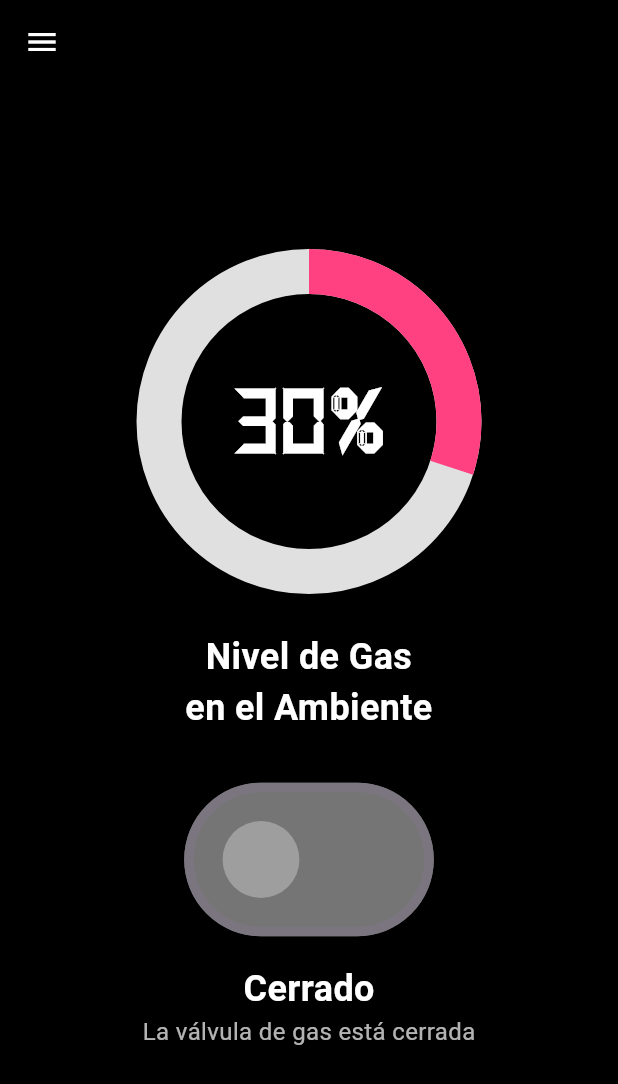
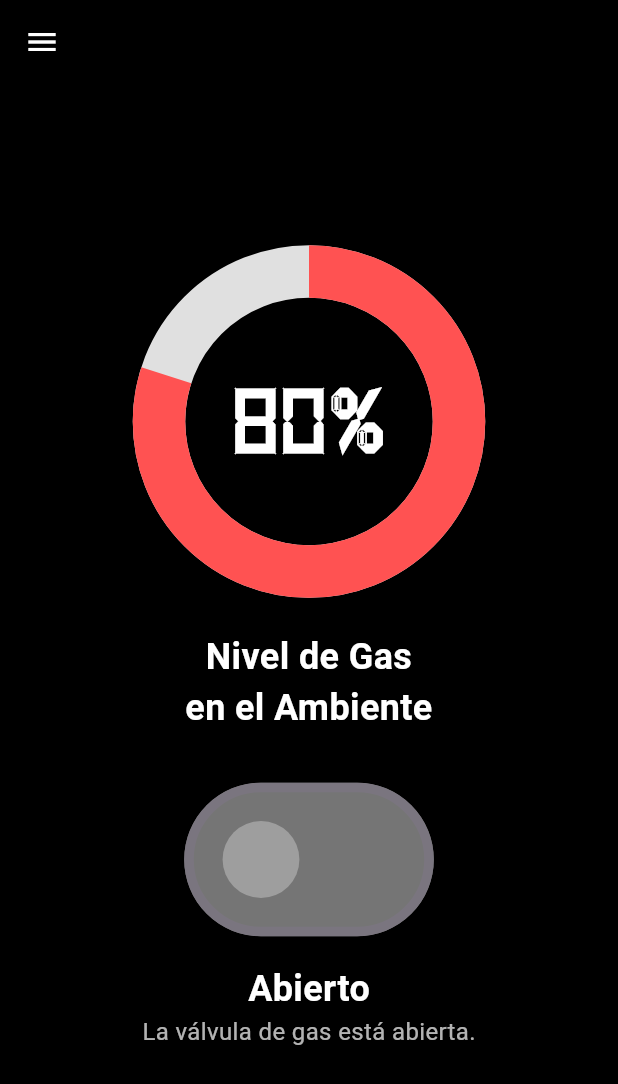
Before and after one commit to yuyiosuna3/Tesis, a Flutter app: the Start screen opened directly, on a phone screen of 412 x 824 dp. Shown: the top 1084 px of the screen. Run offline on Flutter 3.47's test engine with Material 3 defaults, Android fonts, the phone set to English and light mode, and no system bars; our stand-ins replace shared_preferences; accounts and stored records are empty.

Commit message:
Errores casi corregidos

```diff
--- a/lib/Screens/start.dart
+++ b/lib/Screens/start.dart
@@ -12,13 +12,28 @@ class Start extends StatefulWidget {
 
 class _StartState extends State<Start> {
   bool isSwitchOn = false; // Estado inicial del switch
+  double  percentage = 0.80;
+
+  Color getColor(double percentage) {
+    if (percentage <= 0.2) {
+      return Colors.greenAccent;
+    } else if (percentage <= 0.4) {
+      return Colors.yellow;
+    } else if (percentage <= 0.6) {
+      return Colors.deepOrangeAccent;
+    } else {
+      return Colors.redAccent;
+    }
+  }
 
   @override
   Widget build(BuildContext context) {
+    Color progressColor = getColor(percentage);
     return Scaffold(
       appBar: AppBar(
         backgroundColor: Colors.black,
-        iconTheme: const IconThemeData(color: Colors.white), // Icono del menú en blanco
+        iconTheme: const IconThemeData(
+            color: Colors.white), // Icono del menú en blanco
         elevation: 0,
       ),
       body: Center(
@@ -33,17 +48,16 @@ class _StartState extends State<Start> {
                   width: 200,
                   height: 200,
                   child: CircularProgressIndicator(
-                    value: 0.30, // Porcentaje estático (10%)
-                    strokeWidth: 30.0,
+                      value: percentage, // Porcentaje estático (10%)
+                      strokeWidth: 35,
                       backgroundColor: Colors.grey.shade300,
-                    valueColor: const AlwaysStoppedAnimation<Color>(Colors.pinkAccent),
+                      valueColor: AlwaysStoppedAnimation<Color>(progressColor)),
                 ),
-                ),
-                const Text(
-                  '30%',
-                  style: TextStyle(
+                Text(
+                  '${(percentage * 100).toInt()}%',
+                  style: const TextStyle(
                     fontFamily: 'DSDigital',
-                  fontSize:65 ,
+                    fontSize: 65,
                     fontWeight: FontWeight.bold,
                     color: Colors.white,
                   ),
@@ -75,7 +89,7 @@ class _StartState extends State<Start> {
                     isSwitchOn = value;
                   });
                 },
-                activeColor: Colors.pinkAccent,
+                activeColor: Colors.redAccent,
                 inactiveThumbColor: Colors.grey,
                 inactiveTrackColor: Colors.grey.shade600,
               ),
@@ -84,7 +98,7 @@ class _StartState extends State<Start> {
 
             // Texto de estado (Conectado/Desconectado)
             Text(
-              isSwitchOn ? 'Abierto' : 'Cerrado',
+              isSwitchOn ? 'Cerrado' : 'Abierto',
               style: const TextStyle(
                 fontSize: 24,
                 fontWeight: FontWeight.bold,
@@ -95,8 +109,8 @@ class _StartState extends State<Start> {
             // Descripción adicional del estado
             Text(
               isSwitchOn
-                  ? 'La válvula de gas está abierta.'
-                  : 'La válvula de gas está cerrada',
+                  ? 'La válvula de gas está cerrada.'
+                  : 'La válvula de gas está abierta.',
               style: const TextStyle(
                 fontSize: 16,
                 color: Colors.white70,
@@ -109,7 +123,8 @@ class _StartState extends State<Start> {
       drawer: Drawer(
         child: Container(
           decoration: const BoxDecoration(
-            color: Color.fromARGB(149, 204, 203, 203), // Fondo para el menú lateral
+            color: Color.fromARGB(
+                149, 204, 203, 203), // Fondo para el menú lateral
           ),
           child: ListView(
             padding: EdgeInsets.zero,
@@ -123,8 +138,7 @@ class _StartState extends State<Start> {
                     'MENÚ',
                     style: TextStyle(
                       color: Colors.black,
-                      fontFamily: 'Baskerville',
-                      fontSize: 28.0,
+                      fontSize: 30.0,
                       fontWeight: FontWeight.bold,
                       letterSpacing: 2.0,
                     ),
@@ -132,7 +146,8 @@ class _StartState extends State<Start> {
                 ),
               ),
               ListTile(
-                leading: const Icon(Icons.settings, color: Colors.black, size: 30),
+                leading:
+                    const Icon(Icons.settings, color: Colors.black, size: 30),
                 title: const Text(
                   'Configuración',
                   style: TextStyle(fontSize: 20, color: Colors.black),
@@ -140,12 +155,14 @@ class _StartState extends State<Start> {
                 onTap: () {
                   Navigator.push(
                     context,
-                    MaterialPageRoute(builder: (context) => const SettingsScreen()),
+                    MaterialPageRoute(
+                        builder: (context) => const SettingsScreen()),
                   );
                 },
               ),
               ListTile(
-                leading: const Icon(Icons.timeline, color: Colors.black, size: 30),
+                leading:
+                    const Icon(Icons.timeline, color: Colors.black, size: 30),
                 title: const Text(
                   'Historial',
                   style: TextStyle(fontSize: 20, color: Colors.black),
@@ -153,12 +170,14 @@ class _StartState extends State<Start> {
                 onTap: () {
                   Navigator.push(
                     context,
-                    MaterialPageRoute(builder: (context) => const HistorialScreen()),
+                    MaterialPageRoute(
+                        builder: (context) => const HistorialScreen()),
                   );
                 },
               ),
               ListTile(
-                leading: const Icon(Icons.logout, color: Colors.black, size: 30),
+                leading:
+                    const Icon(Icons.logout, color: Colors.black, size: 30),
                 title: const Text(
                   'Cerrar sesión',
                   style: TextStyle(fontSize: 20, color: Colors.black),
@@ -167,7 +186,8 @@ class _StartState extends State<Start> {
                   Navigator.pushAndRemoveUntil(
                     context,
                     MaterialPageRoute(builder: (context) => const SafeGas()),
-                    (Route<dynamic> route) => false, // Elimina toda la pila de navegación
+                    (Route<dynamic> route) =>
+                        false, // Elimina toda la pila de navegación
                   );
                 },
               ),
--- a/lib/widgets/sg_button.dart
+++ b/lib/widgets/sg_button.dart
@@ -41,7 +41,7 @@ class SGButton extends StatelessWidget {
           buttonText!,
           textAlign: TextAlign.center,
           style: TextStyle(
-            fontSize: 20.0,
+            fontSize: 15.0,
             fontWeight: FontWeight.bold,
             color: textColor!,
           ),
```
Also changed, not shown: lib/Screens/singin.dart (+19 -0 lines), lib/Screens/singup.dart (+25 -0 lines). Lines whose indentation alone changed are shown as unchanged.
